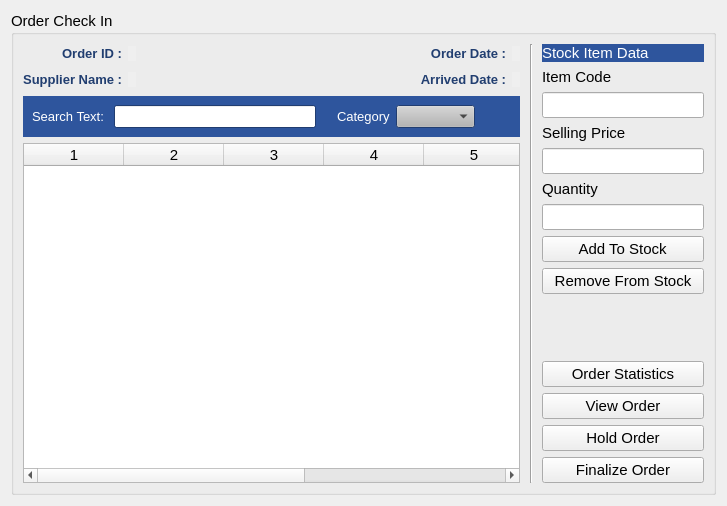
The window that estorecpp/ordercheckinwidget.ui (Watti/estorecpp) describes before a commit, drawn with Qt 5.
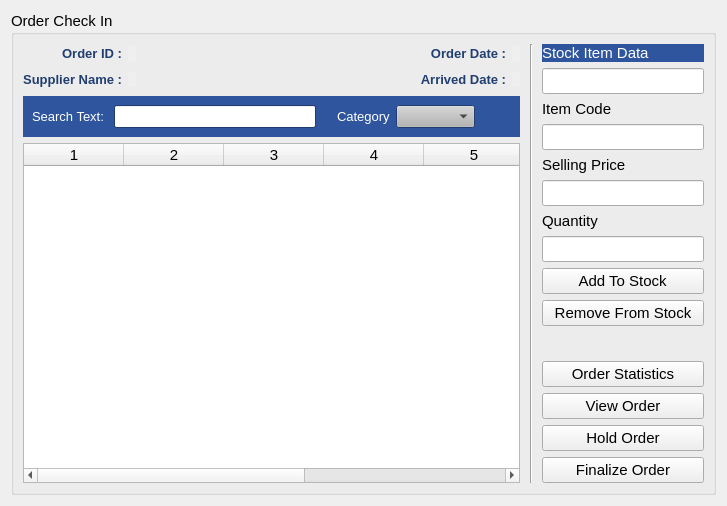
The same window after the commit.

Commit message: order check-in addToStock functionality added

Diff of the .ui file:
```diff
--- a/estorecpp/ordercheckinwidget.ui
+++ b/estorecpp/ordercheckinwidget.ui
@@ -1300,6 +1300,16 @@
           </property>
          </widget>
         </item>
+        <item>
+         <widget class="QLineEdit" name="itemIdText">
+          <property name="sizePolicy">
+           <sizepolicy hsizetype="Preferred" vsizetype="Fixed">
+            <horstretch>0</horstretch>
+            <verstretch>0</verstretch>
+           </sizepolicy>
+          </property>
+         </widget>
+        </item>
         <item>
          <widget class="QLabel" name="label_8">
           <property name="text">
```
The commit also changes 1 other file.
